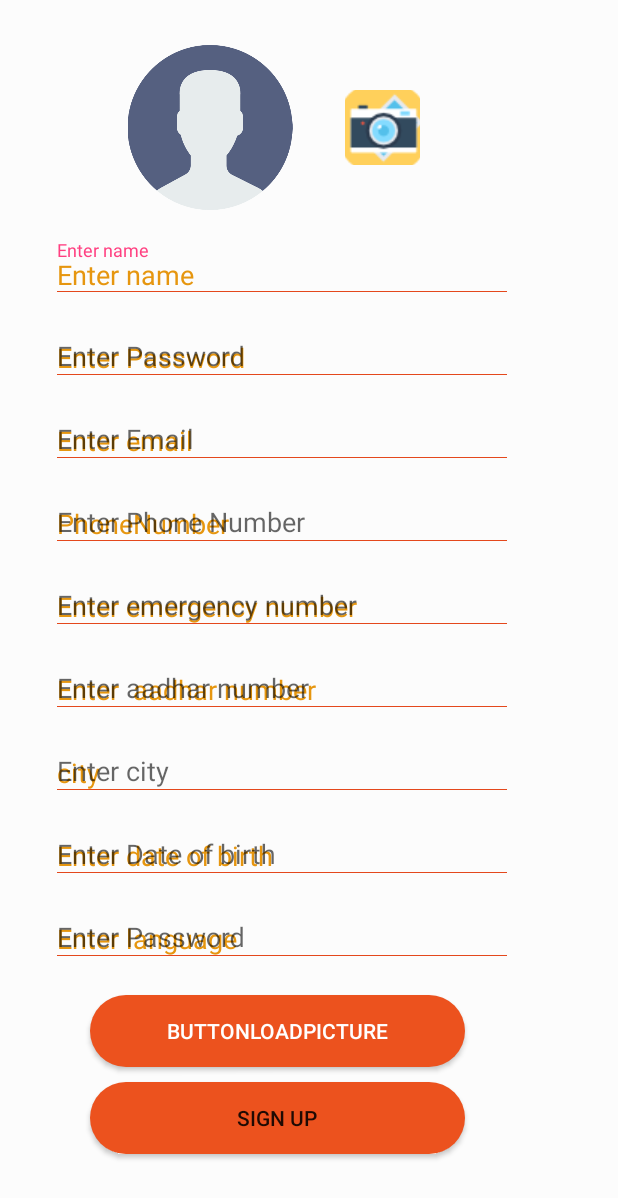
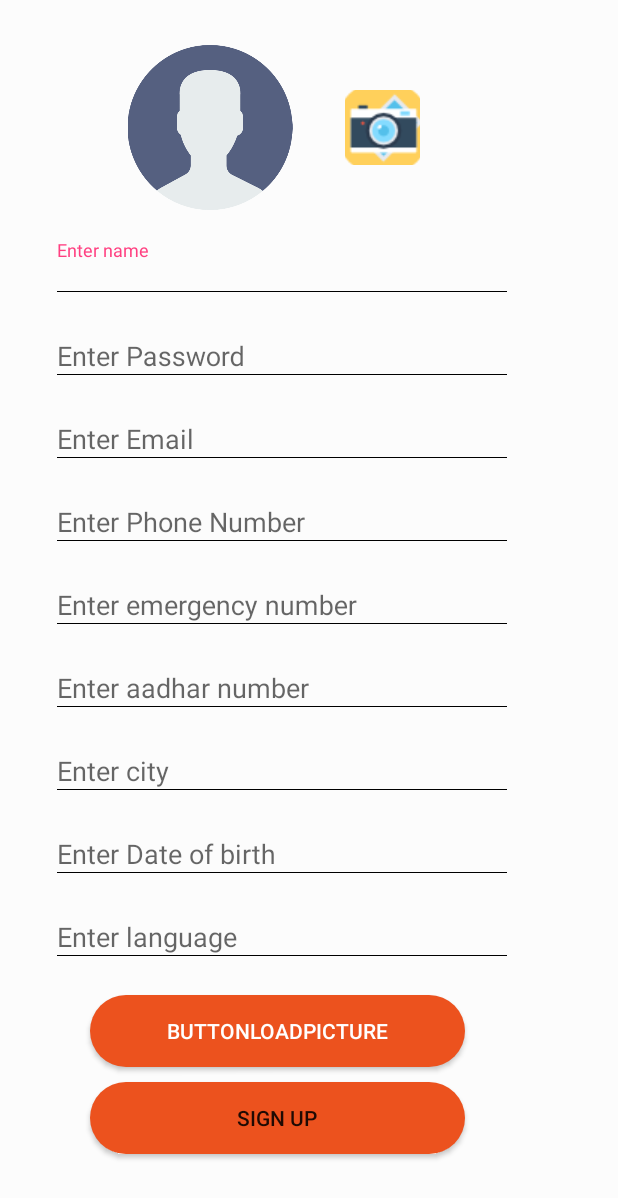
Before and after one commit to girishvr/kalkans, an Android app: the screen it shows after launch (SignAupctivity), after a tap on "SIGNUP", on a phone screen of 412 x 824 dp. Shown: the top 1198 px of the screen. Run offline under Robolectric (Android 15) with nearby library versions, the light colour scheme and no system bars; libraries missing offline, so code that uses them is left out: com.basgeekball.awesomevalidation; 7 statements that could not run were skipped.

Commit message:
Details are added

```diff
--- a/android/kalkans/app/build.gradle
+++ b/android/kalkans/app/build.gradle
@@ -3,6 +3,7 @@ apply plugin: 'com.android.application'
 android {
     compileSdkVersion 26
     defaultConfig {
+        useLibrary 'org.apache.http.legacy'
         applicationId "com.example.hp.emergency"
         minSdkVersion 20
         targetSdkVersion 26
--- a/android/kalkans/app/src/main/AndroidManifest.xml
+++ b/android/kalkans/app/src/main/AndroidManifest.xml
@@ -4,6 +4,7 @@
 
     <!-- To auto-complete the email text field in the login form with the user's emails -->
     <uses-permission android:name="android.permission.ACCESS_COARSE_LOCATION" />
+    <uses-permission android:name="android.permission.ACCESS_FINE_LOCATION" />
     <uses-permission android:name="android.permission.GET_ACCOUNTS" />
     <uses-permission android:name="android.permission.READ_PROFILE" />
     <uses-permission android:name="android.permission.READ_CONTACTS" />
--- a/android/kalkans/app/src/main/java/com/bitjini/kalkans/SplashActivity.java
+++ b/android/kalkans/app/src/main/java/com/bitjini/kalkans/SplashActivity.java
@@ -1,12 +1,16 @@
 package com.bitjini.kalkans;
 
         import android.content.Intent;
+        import android.content.SharedPreferences;
         import android.os.Bundle;
         import android.os.Handler;
         import android.support.v7.app.AppCompatActivity;
 
 
 public class SplashActivity extends AppCompatActivity {
+    final String PREFS_NAME = "check";
+    String MY_PREFS_NAME = "Name";
+
     Handler handler;
     @Override
     protected void onCreate(Bundle savedInstanceState) {
@@ -16,18 +20,28 @@ public class SplashActivity extends AppCompatActivity {
 
         handler=new Handler();
         handler.postDelayed(new Runnable() {
-            @Override
+          @Override
             public void run() {
-                if(one) {
-                    Intent intent = new Intent(SplashActivity.this, MainActivity.class);
-                    startActivity(intent);
+               SharedPreferences settings = getSharedPreferences(PREFS_NAME, 0);
+
+                if (settings.getBoolean("my_first_time", true)) {
+                    //the app is being launched for first time, kai tar kar
+                    settings.edit().putBoolean("my_first_time", false).commit();
+
+
+
+                    Intent i = new Intent(SplashActivity.this, LoginActivity.class);
+                    startActivity(i);
+                    // close this activity
                     finish();
                 }
-                else {
-                    Intent intent = new Intent(SplashActivity.this, LoginActivity.class);
-                    startActivity(intent);
+
+                else{
+                    Intent i = new Intent(SplashActivity.this,MainActivity.class);
+                    startActivity(i);
                     finish();
                 }
+
 
             }
         },1500);
--- a/android/kalkans/app/src/main/res/drawable/edittext_change.xml
+++ b/android/kalkans/app/src/main/res/drawable/edittext_change.xml
@@ -8,7 +8,7 @@
         <shape android:shape="rectangle" >
             <stroke
                 android:width="0.5dp"
-                android:color="#FFE4481C" />
+                android:color="#000" />
         </shape>
     </item>
 
--- a/android/kalkans/app/src/main/res/layout/activity_sign_aupctivity.xml
+++ b/android/kalkans/app/src/main/res/layout/activity_sign_aupctivity.xml
@@ -61,7 +61,7 @@
                     android:hint="Enter name"
                     android:inputType="textPersonName"
                     android:textColor="@color/darkblue"
-                    android:textColorHint="@color/colorPrimaryDark" />
+                    android:textColorHint="@color/white" />
 
 
             </android.support.design.widget.TextInputLayout>
@@ -82,7 +82,7 @@
                     android:hint="Enter Password"
                     android:inputType="textPersonName"
                     android:textColor="@color/darkblue"
-                    android:textColorHint="@color/colorPrimaryDark" />
+                    android:textColorHint="@color/white" />
 
             </android.support.design.widget.TextInputLayout>
 
@@ -102,7 +102,7 @@
                     android:hint="Enter email"
                     android:inputType="textEmailAddress"
                     android:textColor="@color/darkblue"
-                    android:textColorHint="@color/colorPrimaryDark" />
+                    android:textColorHint="@color/white" />
             </android.support.design.widget.TextInputLayout>
 
             <android.support.design.widget.TextInputLayout
@@ -118,10 +118,10 @@
                     android:layout_marginLeft="38dp"
                     android:background="@drawable/edittext_change"
                     android:ems="10"
-                    android:hint="PhoneNumber"
+                    android:hint="Enter Phone Number"
                     android:inputType="phone"
                     android:textColor="@color/darkblue"
-                    android:textColorHint="@color/colorPrimaryDark" />
+                    android:textColorHint="@color/white" />
             </android.support.design.widget.TextInputLayout>
 
             <android.support.design.widget.TextInputLayout
@@ -140,7 +140,7 @@
                     android:hint="Enter emergency number"
                     android:inputType="phone"
                     android:textColor="@color/darkblue"
-                    android:textColorHint="@color/colorPrimaryDark" />
+                    android:textColorHint="@color/white" />
             </android.support.design.widget.TextInputLayout>
 
             <android.support.design.widget.TextInputLayout
@@ -156,10 +156,10 @@
                     android:layout_marginLeft="38dp"
                     android:background="@drawable/edittext_change"
                     android:ems="10"
-                    android:hint="Enter  aadhar number"
+                    android:hint="Enter aadhar number"
                     android:inputType="number"
                     android:textColor="@color/darkblue"
-                    android:textColorHint="@color/colorPrimaryDark" />
+                    android:textColorHint="@color/white" />
             </android.support.design.widget.TextInputLayout>
 
             <android.support.design.widget.TextInputLayout
@@ -175,10 +175,10 @@
                     android:layout_marginLeft="38dp"
                     android:background="@drawable/edittext_change"
                     android:ems="10"
-                    android:hint="city"
+                    android:hint="Enter city"
                     android:inputType="textPersonName"
                     android:textColor="@color/darkblue"
-                    android:textColorHint="@color/colorPrimaryDark" />
+                    android:textColorHint="@color/white" />
             </android.support.design.widget.TextInputLayout>
 
             <android.support.design.widget.TextInputLayout
@@ -197,14 +197,14 @@
                     android:hint="Enter date of birth"
                     android:inputType="date"
                     android:textColor="@color/darkblue"
-                    android:textColorHint="@color/colorPrimaryDark" />
+                    android:textColorHint="@color/white" />
             </android.support.design.widget.TextInputLayout>
 
             <android.support.design.widget.TextInputLayout
                 android:layout_width="match_parent"
                 android:layout_height="wrap_content"
                 android:layout_marginTop="20dp"
-                android:hint="Enter Password">
+                android:hint="Enter language">
 
                 <EditText
                     android:id="@+id/lang"
@@ -216,7 +216,7 @@
                     android:hint="Enter language"
                     android:inputType="textPersonName"
                     android:textColor="@color/darkblue"
-                    android:textColorHint="@color/colorPrimaryDark" />
+                    android:textColorHint="@color/white"/>
             </android.support.design.widget.TextInputLayout>
 
 
--- a/android/kalkans/app/src/main/res/values/colors.xml
+++ b/android/kalkans/app/src/main/res/values/colors.xml
@@ -11,6 +11,7 @@
     <color name="colorAccent">#FF4081</color>
     <color name="darkblue">#07090e</color>
     <color name="testcolorblue">#152b38</color>
+    <color name="white">#fcfcfc</color>
 
     <color name="black_overlay">#66000000</color>
 </resources>
```
Also changed, not shown: android/kalkans/app/src/main/java/com/bitjini/kalkans/FloodActivity.java (+40 -4 lines), android/kalkans/app/src/main/java/com/bitjini/kalkans/SignAupctivity.java (+93 -21 lines), android/kalkans/app/src/main/res/layout/activity_flood.xml (+17 -0 lines).
